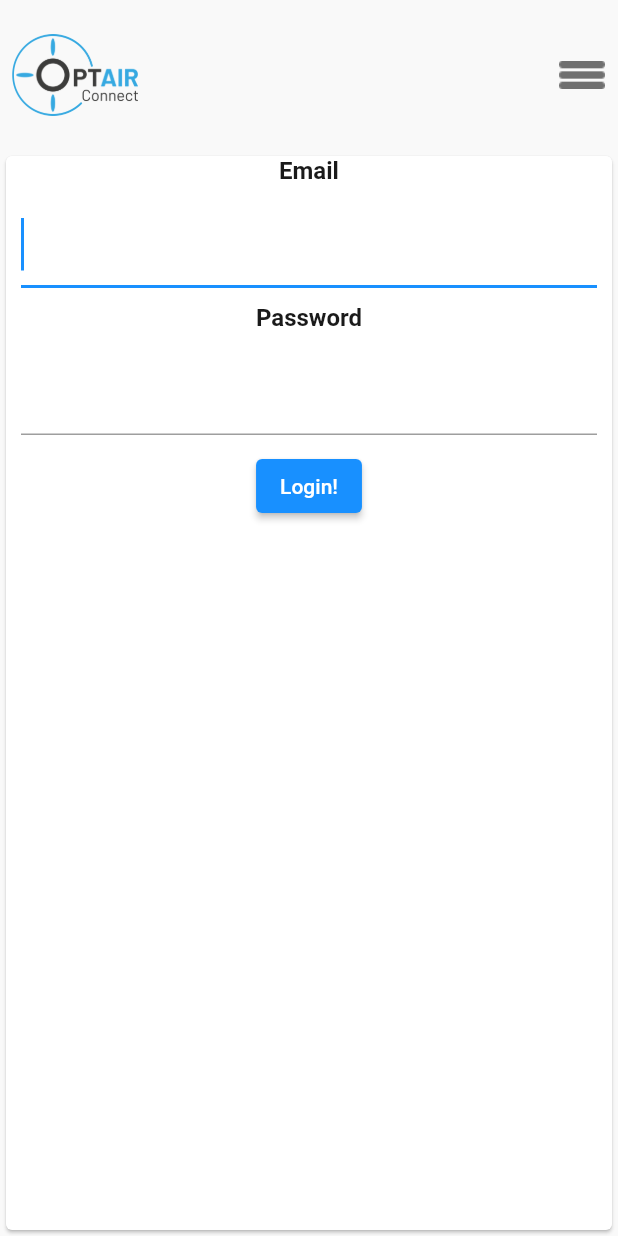
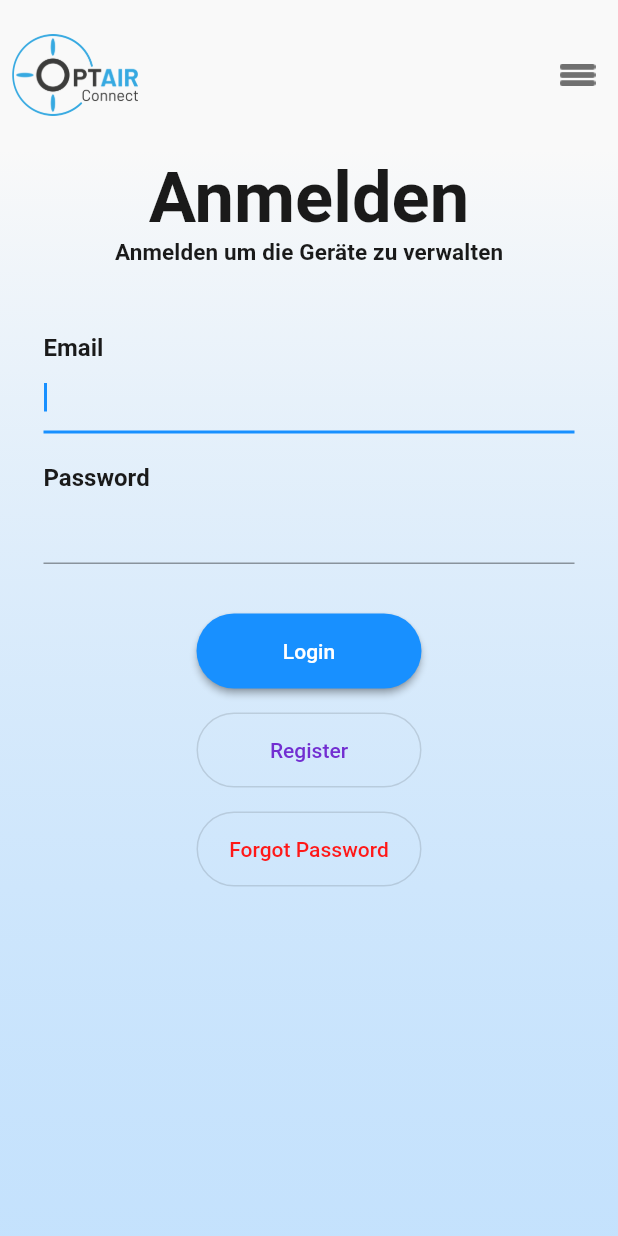
Before and after one commit to tristanjakobi/optairconnect, a Flutter app: the screen it shows after launch, on a phone screen of 412 x 824 dp. Run offline on Flutter 3.47's test engine with Material 2 defaults, Android fonts, the phone set to English and light mode, and no system bars; our stand-ins replace firebase_auth, firebase_core, flutter_svg, go_router, syncfusion_flutter_charts, syncfusion_flutter_gauges; accounts and stored records are empty.

Commit message:
Fixed login page ui

```diff
--- a/lib/main.dart
+++ b/lib/main.dart
@@ -32,7 +32,7 @@ class MaterialAppWithScaffold extends StatelessWidget {
 
     return MaterialApp(
         theme: ThemeData(
-          scaffoldBackgroundColor: Color.fromARGB(255, 249, 249, 249),
+          scaffoldBackgroundColor: const Color.fromARGB(255, 249, 249, 249),
           colorScheme: const ColorScheme.light(
             background: Colors.white,
             primary: Color.fromRGBO(24, 144, 255, 100.0),
@@ -44,6 +44,11 @@ class MaterialAppWithScaffold extends StatelessWidget {
             titleLarge: TextStyle(
               fontSize: 47.0,
               fontWeight: FontWeight.bold,
+              color: Color.fromRGBO(26, 26, 26, 100),
+            ),
+            titleSmall: TextStyle(
+              fontSize: 15.0,
+              fontWeight: FontWeight.w600,
               color: Color.fromRGBO(26, 26, 26, 100),
             ),
             titleMedium: TextStyle(
@@ -68,6 +73,7 @@ class MaterialAppWithScaffold extends StatelessWidget {
                 actions: [
                   Builder(
                     builder: (context) => IconButton(
+                      padding: const EdgeInsets.all(15),
                       icon: Image.asset("assets/bars.png"),
                       onPressed: () => Scaffold.of(context).openEndDrawer(),
                       tooltip: MaterialLocalizations.of(context)
@@ -75,7 +81,7 @@ class MaterialAppWithScaffold extends StatelessWidget {
                     ),
                   ),
                 ],
-                backgroundColor: Color.fromARGB(255, 249, 249, 249),
+                backgroundColor: const Color.fromARGB(0, 249, 249, 249),
                 elevation: 0,
                 leadingWidth: 100,
                 leading: IconButton(
@@ -122,6 +128,15 @@ class MaterialAppWithScaffold extends StatelessWidget {
                     title: const Text('Account'),
                     onTap: () {
                       context.go("/Account");
+                    },
+                  ),
+                  ListTile(
+                    leading: const Icon(
+                      Icons.home,
+                    ),
+                    title: const Text('Logout'),
+                    onTap: () async {
+                      await FirebaseAuth.instance.signOut();
                     },
                   ),
                   AboutListTile(
--- a/lib/pages/dashboard_page.dart
+++ b/lib/pages/dashboard_page.dart
@@ -75,7 +75,8 @@ class _DeviceTable extends StatelessWidget {
           } else {
             final devices = snapshot.data!;
             return DataTable(
-                columnSpacing: 20,
+                horizontalMargin: 0,
+                columnSpacing: 10,
                 columns: _createDeviceTableColumn(context),
                 rows: _createDeviceTableRows(context, devices));
           }
--- a/lib/pages/login_page.dart
+++ b/lib/pages/login_page.dart
@@ -37,13 +37,38 @@ class _LoginPageState extends State<LoginPage> {
         context.go('/dashboard');
       }
     });
-    return Card(
+    return Stack(children: [
+      Container(
+        decoration: const BoxDecoration(
+            gradient: LinearGradient(
+          begin: Alignment.topCenter,
+          end: Alignment.bottomCenter,
+          colors: [
+            Color.fromARGB(255, 249, 249, 249),
+            Color.fromRGBO(163, 211, 255, 0.612),
+          ],
+        )),
+      ),
+      Card(
+        color: Colors.transparent,
+        elevation: 0,
+        shadowColor: Colors.transparent,
         child: Column(
           children: [
+            Text("Anmelden", style: Theme.of(context).textTheme.titleLarge),
+            Text("Anmelden um die Geräte zu verwalten",
+                style: Theme.of(context).textTheme.titleSmall),
+            const SizedBox(
+              height: 20,
+            ),
+            Padding(
+              padding: const EdgeInsets.all(25),
+              child: Column(
+                crossAxisAlignment: CrossAxisAlignment.start,
+                children: <Widget>[
                   const Text("Email"),
-          Padding(
-            padding: EdgeInsets.all(10),
-            child: TextField(
+                  TextField(
+                    style: Theme.of(context).textTheme.bodySmall,
                     autofocus: true,
                     onChanged: (value) => {
                       setState(() {
@@ -51,11 +76,15 @@ class _LoginPageState extends State<LoginPage> {
                       })
                     },
                   ),
+                  const SizedBox(
+                    height: 20,
                   ),
                   const Text("Password"),
-          Padding(
-            padding: EdgeInsets.all(10),
-            child: TextField(
+                  TextField(
+                    obscureText: true,
+                    enableSuggestions: false,
+                    autocorrect: false,
+                    style: Theme.of(context).textTheme.bodySmall,
                     autofocus: true,
                     onChanged: (value) => {
                       setState(() {
@@ -63,11 +92,53 @@ class _LoginPageState extends State<LoginPage> {
                       })
                     },
                   ),
-          ),
-          ElevatedButton(
-              onPressed: () => {login()}, child: const Text("Login!"))
                 ],
               ),
-    );
+            ),
+            Padding(
+              padding: const EdgeInsets.all(8.0),
+              child: ElevatedButton(
+                  style: ElevatedButton.styleFrom(
+                    foregroundColor: Colors.white,
+                    backgroundColor: Theme.of(context).colorScheme.primary,
+                    shadowColor: Theme.of(context).colorScheme.shadow,
+                    minimumSize: const Size(150, 50),
+                    shape: RoundedRectangleBorder(
+                      borderRadius: BorderRadius.circular(32.0),
+                    ),
+                  ),
+                  onPressed: () => {login()},
+                  child: const Text("Login")),
+            ),
+            Padding(
+              padding: const EdgeInsets.all(8.0),
+              child: OutlinedButton(
+                  style: OutlinedButton.styleFrom(
+                    minimumSize: const Size(150, 50),
+                    foregroundColor: Theme.of(context).colorScheme.tertiary,
+                    shape: RoundedRectangleBorder(
+                      borderRadius: BorderRadius.circular(32.0),
+                    ),
+                  ),
+                  onPressed: () => {login()},
+                  child: const Text("Register")),
+            ),
+            Padding(
+              padding: const EdgeInsets.all(8.0),
+              child: OutlinedButton(
+                  style: OutlinedButton.styleFrom(
+                    minimumSize: const Size(150, 50),
+                    foregroundColor: Theme.of(context).colorScheme.secondary,
+                    shape: RoundedRectangleBorder(
+                      borderRadius: BorderRadius.circular(32.0),
+                    ),
+                  ),
+                  onPressed: () => {login()},
+                  child: const Text("Forgot Password")),
+            ),
+          ],
+        ),
+      ),
+    ]);
   }
 }
```
Lines whose indentation alone changed are shown as unchanged.
